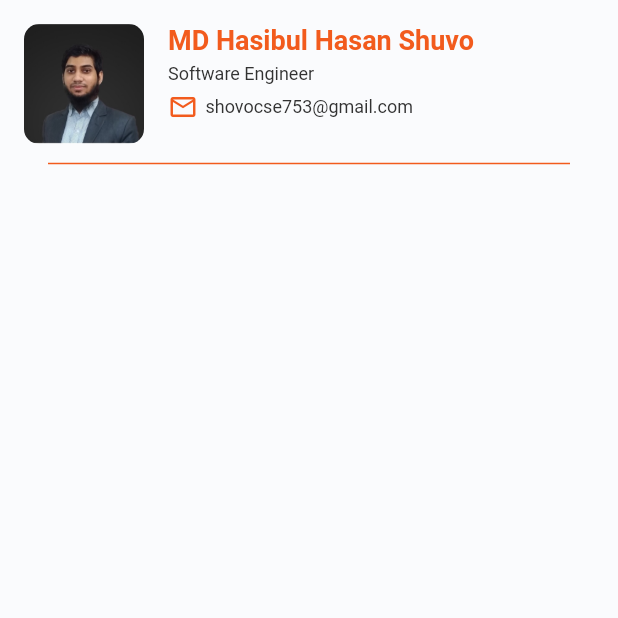
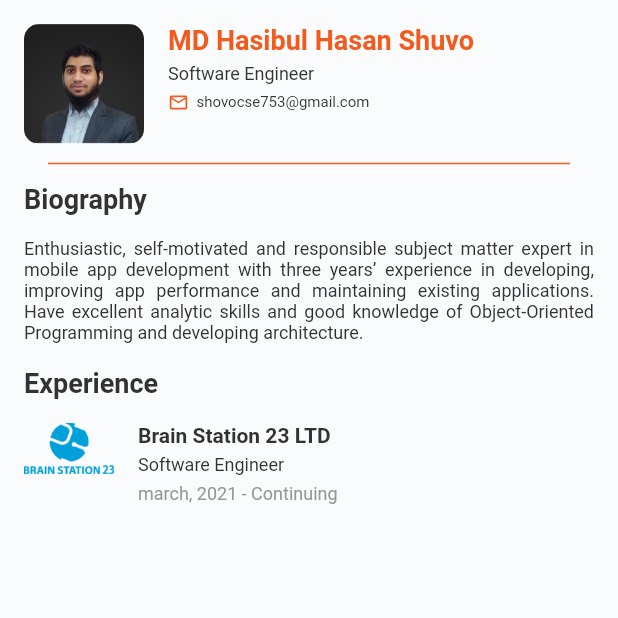
Before and after one commit to hasibul-hasan-shuvo/Flutter-Bootcamp, a Flutter app: the screen it shows after launch, on a phone screen of 412 x 824 dp, the top half of it. Run offline on Flutter 3.47's test engine with Material 2 defaults, Android fonts, the phone set to English and light mode, and no system bars.

Commit message:
Biography and experience view implemented

```diff
--- a/day_07/lib/app/core/values/app_images.dart
+++ b/day_07/lib/app/core/values/app_images.dart
@@ -1,4 +1,5 @@
 abstract class AppImages {
   static const String _rootPath = "images";
   static const String myImage = "$_rootPath/my_image.jpg";
+  static const String brainStation = "$_rootPath/brain_station_logo.png";
 }
--- a/day_07/lib/app/core/values/app_values.dart
+++ b/day_07/lib/app/core/values/app_values.dart
@@ -77,4 +77,6 @@ abstract class AppValues {
   static const double dividerThickness = 1.0;
   static const double myImageWidth = 80.0;
   static const double myImageHeight = 80.0;
+  static const double companyLogoWidth = 60.0;
+  static const double companyLogoHeight = 60.0;
 }
--- a/day_07/lib/app/modules/home/view/home_page.dart
+++ b/day_07/lib/app/modules/home/view/home_page.dart
@@ -1,5 +1,6 @@
 import 'package:day_07/app/core/values/app_colors.dart';
 import 'package:day_07/app/core/values/app_values.dart';
+import 'package:day_07/app/modules/home/widgets/biography_and_experience_view.dart';
 import 'package:day_07/app/modules/home/widgets/information_view.dart';
 import 'package:flutter/material.dart';
 
@@ -15,7 +16,8 @@ class HomePage extends StatelessWidget {
   }
 
   Widget _getBody() {
-    return Container(
+    return SingleChildScrollView(
+      child: Container(
         margin: const EdgeInsets.symmetric(horizontal: AppValues.margin),
         child: Column(
           children: [
@@ -23,7 +25,11 @@ class HomePage extends StatelessWidget {
             InformationView(),
             const SizedBox(height: AppValues.margin_5),
             _getDivider(),
+            const SizedBox(height: AppValues.margin_5),
+            BiographyAndExperienceView(),
+            const SizedBox(height: AppValues.margin_5),
           ],
+        ),
       ),
     );
   }
--- /dev/null
+++ b/day_07/lib/app/modules/home/widgets/biography_and_experience_view.dart
@@ -0,0 +1,39 @@
+import 'package:day_07/app/core/values/app_values.dart';
+import 'package:day_07/app/core/values/text_styles.dart';
+import 'package:day_07/app/modules/home/widgets/item_company_details.dart';
+import 'package:flutter/material.dart';
+
+class BiographyAndExperienceView extends StatelessWidget {
+  BiographyAndExperienceView({Key? key}) : super(key: key);
+
+  @override
+  Widget build(BuildContext context) {
+    return Column(
+      crossAxisAlignment: CrossAxisAlignment.stretch,
+      children: [
+        _getTitle("Biography"),
+        const SizedBox(height: AppValues.margin),
+        _getBiography(),
+        const SizedBox(height: AppValues.margin),
+        _getTitle("Experience"),
+        const SizedBox(height: AppValues.margin),
+        ItemCompanyDetails(),
+      ],
+    );
+  }
+
+  Widget _getTitle(String title) {
+    return Text(
+      title,
+      style: title_01,
+    );
+  }
+
+  Widget _getBiography() {
+    return Text(
+      "Enthusiastic, self-motivated and responsible subject matter expert in mobile app development with three years’ experience in developing, improving app performance and maintaining existing applications. Have excellent analytic skills and good knowledge of Object-Oriented Programming and developing architecture.",
+      style: body_01,
+      textAlign: TextAlign.justify,
+    );
+  }
+}
--- a/day_07/lib/app/modules/home/widgets/information_view.dart
+++ b/day_07/lib/app/modules/home/widgets/information_view.dart
@@ -74,14 +74,14 @@ class InformationView extends StatelessWidget {
     return const Icon(
       Icons.email_outlined,
       color: AppColors.colorPrimary,
-      size: AppValues.iconSize_20,
+      size: AppValues.iconSize_14,
     );
   }
 
   Widget _getEmail() {
     return const Text(
       "shovocse753@gmail.com",
-      style: body_01,
+      style: body_02,
     );
   }
 }
--- /dev/null
+++ b/day_07/lib/app/modules/home/widgets/item_company_details.dart
@@ -0,0 +1,63 @@
+import 'package:day_07/app/core/values/app_images.dart';
+import 'package:day_07/app/core/values/app_values.dart';
+import 'package:day_07/app/core/values/text_styles.dart';
+import 'package:flutter/material.dart';
+
+class ItemCompanyDetails extends StatelessWidget {
+  ItemCompanyDetails({Key? key}) : super(key: key);
+
+  @override
+  Widget build(BuildContext context) {
+    return Row(
+      crossAxisAlignment: CrossAxisAlignment.start,
+      children: [
+        _getCompanyLogo(),
+        const SizedBox(width: AppValues.margin),
+        _getDetails(),
+      ],
+    );
+  }
+
+  Widget _getCompanyLogo() {
+    return Image.asset(
+      AppImages.brainStation,
+      width: AppValues.companyLogoWidth,
+    );
+  }
+
+  Widget _getDetails() {
+    return Expanded(
+      child: Column(
+        crossAxisAlignment: CrossAxisAlignment.stretch,
+        children: [
+          _getCompanyName(),
+          const SizedBox(height: AppValues.margin_5),
+          _getDesignation(),
+          const SizedBox(height: AppValues.margin_5),
+          _getExperienceTime(),
+        ],
+      ),
+    );
+  }
+
+  Widget _getCompanyName() {
+    return Text(
+      "Brain Station 23 LTD",
+      style: subtitle_01,
+    );
+  }
+
+  Widget _getDesignation() {
+    return const Text(
+      "Software Engineer",
+      style: body_01,
+    );
+  }
+
+  Widget _getExperienceTime() {
+    return const Text(
+      "march, 2021 - Continuing",
+      style: hintText,
+    );
+  }
+}
```
Also changed, not shown: day_07/images/brain_station_logo.png (added). Lines whose indentation alone changed are shown as unchanged.
